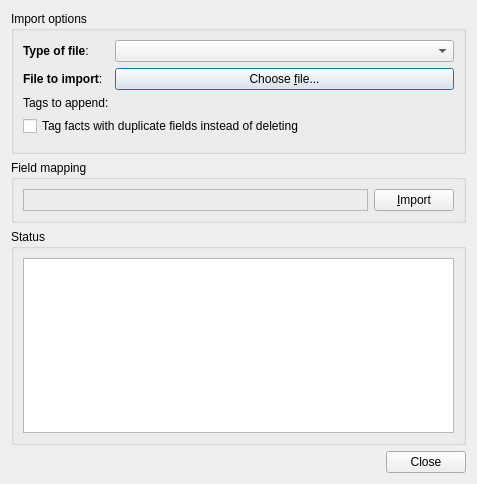
First picture: the form in designer/importing.ui, repository ludiosarchive/anki, before the edit.
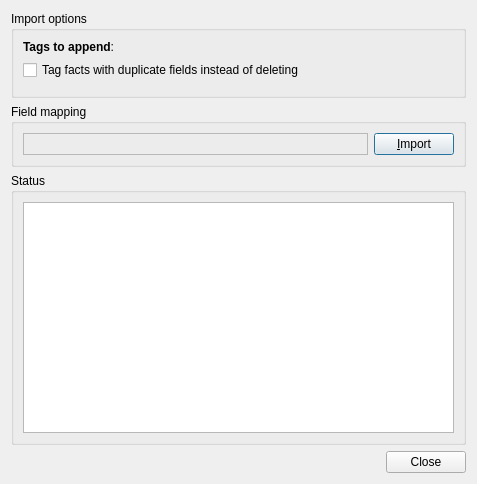
Second picture: the form after the edit.

What changed in the file:
```diff
--- a/designer/importing.ui
+++ b/designer/importing.ui
@@ -33,44 +33,10 @@
         <property name="spacing" >
          <number>6</number>
         </property>
-        <item row="1" column="0" >
-         <widget class="QLabel" name="label_2" >
-          <property name="text" >
-           <string>&lt;b>File to import&lt;/b>:</string>
-          </property>
-         </widget>
-        </item>
-        <item row="1" column="1" >
-         <widget class="QPushButton" name="file" >
-          <property name="text" >
-           <string>Choose &amp;file...</string>
-          </property>
-          <property name="default" >
-           <bool>true</bool>
-          </property>
-         </widget>
-        </item>
         <item row="0" column="0" >
-         <widget class="QLabel" name="label" >
-          <property name="text" >
-           <string>&lt;b>Type of file&lt;/b>:</string>
-          </property>
-         </widget>
-        </item>
-        <item row="0" column="1" >
-         <widget class="QComboBox" name="type" >
-          <property name="sizePolicy" >
-           <sizepolicy vsizetype="Fixed" hsizetype="Expanding" >
-            <horstretch>0</horstretch>
-            <verstretch>0</verstretch>
-           </sizepolicy>
-          </property>
-         </widget>
-        </item>
-        <item row="2" column="0" >
          <widget class="QLabel" name="label_4" >
           <property name="text" >
-           <string>Tags to append:</string>
+           <string>&lt;b>Tags to append&lt;/b>:</string>
           </property>
          </widget>
         </item>
```
Left out of the diff: 2 changed lines with no effect on the pictures.
